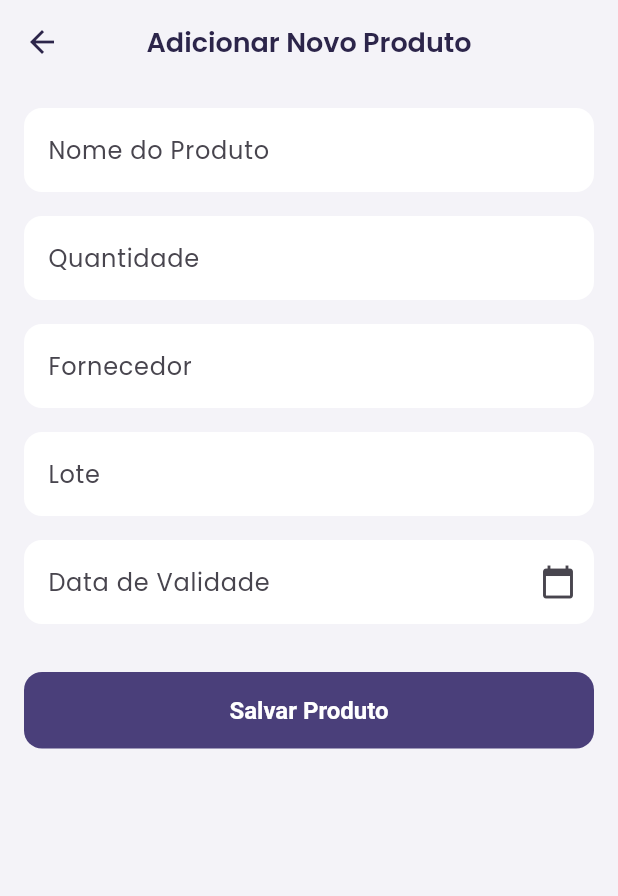
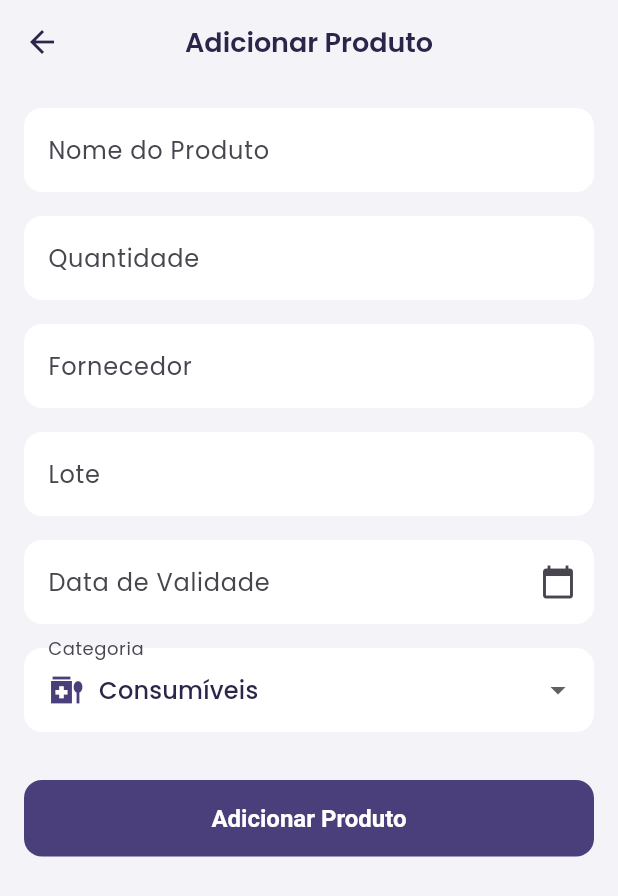
Before and after one commit to MatheusIam/controlab, a Flutter app: the HomeScreen screen opened by its route, after a tap on "Adicionar", on a phone screen of 412 x 824 dp. Shown: the top 896 px of the screen. Run offline on Flutter 3.47's test engine with Material 3 defaults, Android fonts, the phone set to English and light mode, and no system bars; our stand-ins replace flutter_riverpod, go_router, google_fonts; accounts and stored records are empty.

Commit message:
feat: Refactor product management to support editing and category selection

```diff
--- a/lib/app/config/router/app_router.dart
+++ b/lib/app/config/router/app_router.dart
@@ -6,6 +6,7 @@ import 'package:controlab/features/auth/ui/screens/login_screen.dart';
 import 'package:controlab/features/stock/ui/screens/add_product_screen.dart'; // Importa a nova tela
 import 'package:controlab/features/stock/ui/screens/home_screen.dart';
 import 'package:controlab/features/stock/ui/screens/product_details_screen.dart';
+import 'package:controlab/features/stock/domain/produto.dart';
 import 'package:flutter/material.dart';
 import 'package:flutter_riverpod/flutter_riverpod.dart';
 import 'package:go_router/go_router.dart';
@@ -15,7 +16,7 @@ enum AppRoute {
   home,
   login,
   productDetails,
-  addProduct, // Nova rota
+  productForm, // Renomeado de addProduct
   settings,
 }
 
@@ -56,12 +57,16 @@ final goRouterProvider = Provider<GoRouter>((ref) {
                       return ProductDetailsScreen(productId: productId);
                     },
                   ),
-                  // Rota para adicionar produto, aninhada sob a home
+                  // Rota para adicionar/editar produto
                   GoRoute(
-                    path: 'add-product',
-                    name: AppRoute.addProduct.name,
+                    path: 'product-form',
+                    name: AppRoute.productForm.name,
                     parentNavigatorKey: _rootNavigatorKey,
-                    builder: (context, state) => const AddProductScreen(),
+                    builder: (context, state) {
+                      // Passa o produto existente como extra para edição
+                      final produto = state.extra as Produto?;
+                      return AddProductScreen(produto: produto);
+                    },
                   ),
                 ],
               ),
--- a/lib/features/stock/domain/produto.dart
+++ b/lib/features/stock/domain/produto.dart
@@ -1,4 +1,17 @@
 import 'package:flutter/material.dart';
+
+// Enum para as categorias de produtos
+enum CategoriaProduto {
+  reagentes('Reagentes', Icons.science_outlined),
+  vidraria('Vidraria', Icons.biotech_outlined),
+  equipamentos('Equipamentos', Icons.precision_manufacturing_outlined),
+  consumiveis('Consumíveis', Icons.medication_liquid_outlined),
+  outros('Outros', Icons.category_outlined);
+
+  const CategoriaProduto(this.label, this.icon);
+  final String label;
+  final IconData icon;
+}
 
 // Enum para representar o status do estoque de um produto.
 enum StatusProduto { emEstoque, baixoEstoque, vencido }
@@ -68,6 +81,8 @@ class Produto {
   final StatusProduto status;
   final List<MovimentacaoEstoque> historicoUso;
   final List<String> alertas;
+  final CategoriaProduto categoria;
+  final int iconCodePoint; // Armazena o code point do ícone
 
   Produto({
     required this.id,
@@ -79,24 +94,36 @@ class Produto {
     required this.status,
     this.historicoUso = const [],
     this.alertas = const [],
+    required this.categoria,
+    required this.iconCodePoint,
   });
 
+  IconData get icone => IconData(iconCodePoint, fontFamily: 'MaterialIcons');
+
   Produto copyWith({
+    String? nome,
     int? quantidade,
+    String? fornecedor,
+    String? validade,
+    String? lote,
     StatusProduto? status,
     List<MovimentacaoEstoque>? historicoUso,
     List<String>? alertas,
+    CategoriaProduto? categoria,
+    int? iconCodePoint,
   }) {
     return Produto(
       id: id,
-      nome: nome,
+      nome: nome ?? this.nome,
       quantidade: quantidade ?? this.quantidade,
-      fornecedor: fornecedor,
-      validade: validade,
-      lote: lote,
+      fornecedor: fornecedor ?? this.fornecedor,
+      validade: validade ?? this.validade,
+      lote: lote ?? this.lote,
       status: status ?? this.status,
       historicoUso: historicoUso ?? this.historicoUso,
       alertas: alertas ?? this.alertas,
+      categoria: categoria ?? this.categoria,
+      iconCodePoint: iconCodePoint ?? this.iconCodePoint,
     );
   }
 }
--- a/lib/features/stock/ui/screens/add_product_screen.dart
+++ b/lib/features/stock/ui/screens/add_product_screen.dart
@@ -5,7 +5,8 @@ import 'package:controlab/features/stock/application/stock_notifier.dart';
 import 'package:controlab/features/stock/domain/produto.dart';
 
 class AddProductScreen extends ConsumerStatefulWidget {
-  const AddProductScreen({super.key});
+  final Produto? produto; // Produto existente para edição (pode ser nulo)
+  const AddProductScreen({super.key, this.produto});
 
   @override
   ConsumerState<AddProductScreen> createState() => _AddProductScreenState();
@@ -13,11 +14,29 @@ class AddProductScreen extends ConsumerStatefulWidget {
 
 class _AddProductScreenState extends ConsumerState<AddProductScreen> {
   final _formKey = GlobalKey<FormState>();
-  final _nameController = TextEditingController();
-  final _quantityController = TextEditingController();
-  final _supplierController = TextEditingController();
-  final _lotController = TextEditingController();
-  final _expiryDateController = TextEditingController();
+  late final TextEditingController _nameController;
+  late final TextEditingController _quantityController;
+  late final TextEditingController _supplierController;
+  late final TextEditingController _lotController;
+  late final TextEditingController _expiryDateController;
+
+  CategoriaProduto _selectedCategoria = CategoriaProduto.consumiveis;
+  IconData _selectedIcon = CategoriaProduto.consumiveis.icon;
+  bool get _isEditing => widget.produto != null;
+
+  @override
+  void initState() {
+    super.initState();
+    _nameController = TextEditingController(text: widget.produto?.nome ?? '');
+    _quantityController = TextEditingController(text: widget.produto?.quantidade.toString() ?? '');
+    _supplierController = TextEditingController(text: widget.produto?.fornecedor ?? '');
+    _lotController = TextEditingController(text: widget.produto?.lote ?? '');
+    _expiryDateController = TextEditingController(text: widget.produto?.validade ?? '');
+    if (_isEditing) {
+      _selectedCategoria = widget.produto!.categoria;
+      _selectedIcon = widget.produto!.icone;
+    }
+  }
 
   @override
   void dispose() {
@@ -46,7 +65,19 @@ class _AddProductScreenState extends ConsumerState<AddProductScreen> {
 
   void _submitForm() {
     if (_formKey.currentState!.validate()) {
-      // Cria o objeto Produto com os dados do formulário.
+      final notifier = ref.read(stockNotifierProvider.notifier);
+      if (_isEditing) {
+        final updatedProduct = widget.produto!.copyWith(
+          nome: _nameController.text,
+          quantidade: int.parse(_quantityController.text),
+          fornecedor: _supplierController.text,
+          lote: _lotController.text,
+          validade: _expiryDateController.text,
+          categoria: _selectedCategoria,
+          iconCodePoint: _selectedIcon.codePoint,
+        );
+        notifier.updateProduct(updatedProduct);
+      } else {
         final newProduct = Produto(
           id: DateTime.now().millisecondsSinceEpoch.toString(),
           nome: _nameController.text,
@@ -54,24 +85,12 @@ class _AddProductScreenState extends ConsumerState<AddProductScreen> {
           fornecedor: _supplierController.text,
           validade: _expiryDateController.text,
           lote: _lotController.text,
-        // O status inicial é definido como 'emEstoque'.
-        // Lógicas mais complexas (como estoque baixo) podem ser adicionadas no notifier.
           status: StatusProduto.emEstoque,
-        historicoUso: [],
-        alertas: [],
+          categoria: _selectedCategoria,
+          iconCodePoint: _selectedIcon.codePoint,
         );
-
-      // Chama o método no notifier para adicionar o produto ao estado.
-      ref.read(stockNotifierProvider.notifier).addProduct(newProduct);
-
-      ScaffoldMessenger.of(context).showSnackBar(
-        const SnackBar(
-          content: Text('Produto adicionado com sucesso!'),
-          backgroundColor: Colors.green,
-        ),
-      );
-
-      // Retorna para a tela anterior após a submissão.
+        notifier.addProduct(newProduct);
+      }
       context.pop();
     }
   }
@@ -79,7 +98,9 @@ class _AddProductScreenState extends ConsumerState<AddProductScreen> {
   @override
   Widget build(BuildContext context) {
     return Scaffold(
-      appBar: AppBar(title: const Text('Adicionar Novo Produto')),
+      appBar: AppBar(
+        title: Text(_isEditing ? 'Editar Produto' : 'Adicionar Produto'),
+      ),
       body: SingleChildScrollView(
         padding: const EdgeInsets.all(16.0),
         child: Form(
@@ -136,10 +157,35 @@ class _AddProductScreenState extends ConsumerState<AddProductScreen> {
                 validator: (value) =>
                     value!.isEmpty ? 'Campo obrigatório' : null,
               ),
+              const SizedBox(height: 16),
+              DropdownButtonFormField<CategoriaProduto>(
+                value: _selectedCategoria,
+                decoration: const InputDecoration(labelText: 'Categoria'),
+                items: CategoriaProduto.values.map((categoria) {
+                  return DropdownMenuItem(
+                    value: categoria,
+                    child: Row(
+                      children: [
+                        Icon(categoria.icon, color: Theme.of(context).colorScheme.primary),
+                        const SizedBox(width: 10),
+                        Text(categoria.label),
+                      ],
+                    ),
+                  );
+                }).toList(),
+                onChanged: (value) {
+                  if (value != null) {
+                    setState(() {
+                      _selectedCategoria = value;
+                      _selectedIcon = value.icon;
+                    });
+                  }
+                },
+              ),
               const SizedBox(height: 32),
               FilledButton(
                 onPressed: _submitForm,
-                child: const Text('Salvar Produto'),
+                child: Text(_isEditing ? 'Salvar Alterações' : 'Adicionar Produto'),
               ),
             ],
           ),
--- a/lib/features/stock/ui/screens/home_screen.dart
+++ b/lib/features/stock/ui/screens/home_screen.dart
@@ -50,7 +50,6 @@ class HomeScreen extends ConsumerWidget {
                   );
                 }
                 return RefreshIndicator(
-                  // CORREÇÃO: A forma correta de recarregar é chamando o método no notifier.
                   onRefresh: () =>
                       ref.read(stockNotifierProvider.notifier).loadProdutos(),
                   child: ListView.builder(
@@ -74,7 +73,8 @@ class HomeScreen extends ConsumerWidget {
       ),
       floatingActionButton: FloatingActionButton.extended(
         onPressed: () {
-          context.goNamed(AppRoute.addProduct.name);
+          // CORREÇÃO: A rota foi atualizada de 'addProduct' para 'productForm'.
+          context.goNamed(AppRoute.productForm.name);
         },
         label: const Text('Adicionar'),
         icon: const Icon(Icons.add),
```
Also changed, not shown: lib/features/stock/application/stock_notifier.dart (+17 -14 lines), lib/features/stock/ui/widgets/produto_list_item.dart (+19 -26 lines). Lines whose indentation alone changed are shown as unchanged.
